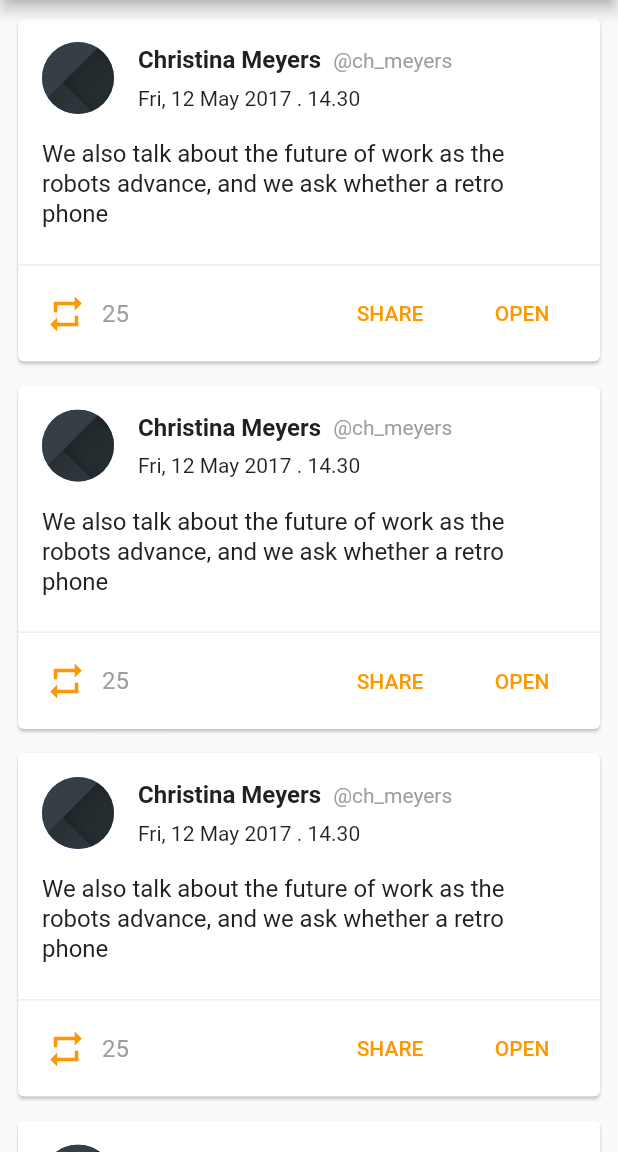
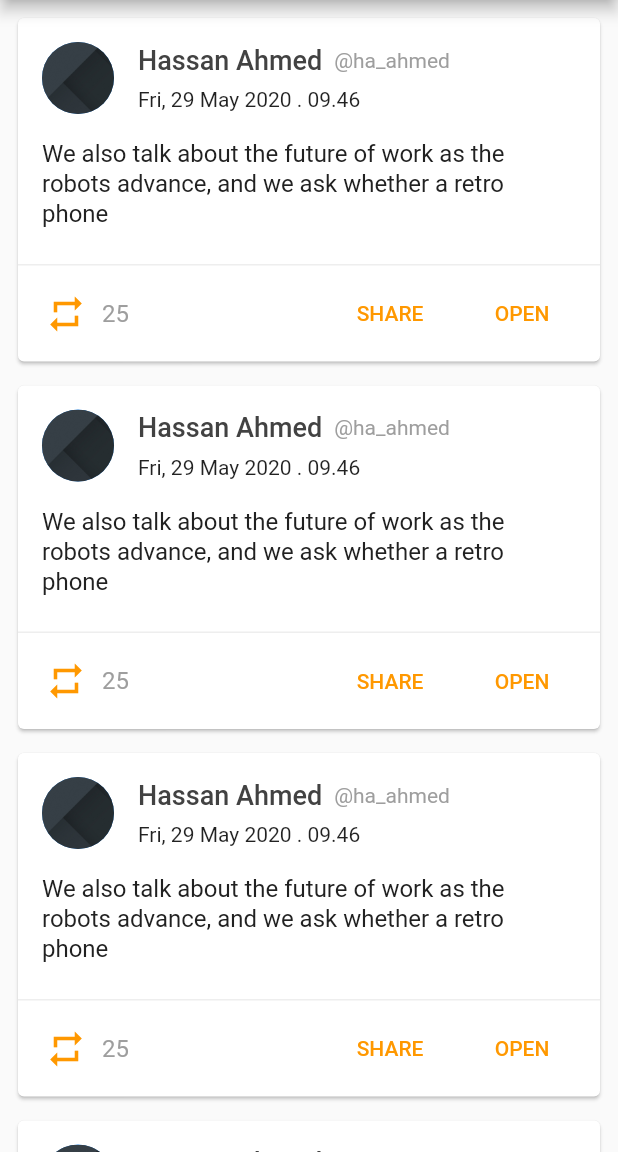
Before and after one commit to hassanabdellatif/newsapp, a Flutter app: the TwitterFeed screen opened directly, on a phone screen of 412 x 824 dp, the part 84-1236 px from its top. Run offline on Flutter 3.47's test engine with Material 2 defaults, Android fonts, the phone set to English and light mode, and no system bars; our stand-ins replace shared_preferences, timeago; missing offline and left inert: page_view_indicator; accounts and stored records are empty.

Commit message:
Initial Project Setup

```diff
--- a/lib/screens/twitter_feed.dart
+++ b/lib/screens/twitter_feed.dart
@@ -59,18 +59,18 @@ class _TwitterFeedState extends State<TwitterFeed> {
             Row(
               children: [
                 Text(
-                  "Christina Meyers",
+                  "Hassan Ahmed",
                   style: TextStyle(
-                    color: Colors.grey.shade900,
-                    fontSize: 16,
-                    fontWeight: FontWeight.w600,
+                    color: Colors.grey.shade800,
+                    fontSize: 18,
+                    fontWeight: FontWeight.w500,
                   ),
                 ),
                 SizedBox(
                   width: 8,
                 ),
                 Text(
-                  "@ch_meyers",
+                  "@ha_ahmed",
                   style: TextStyle(color: Colors.grey),
                 ),
               ],
@@ -78,7 +78,7 @@ class _TwitterFeedState extends State<TwitterFeed> {
             SizedBox(
               height: 8,
             ),
-            Text('Fri, 12 May 2017 . 14.30'),
+            Text('Fri, 29 May 2020 . 09.46'),
           ],
         )
       ],
```
